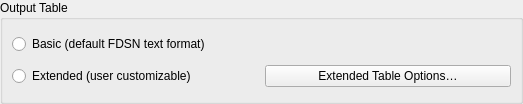
Qt form qquake/ui/table_options_widget_base.ui (INGV/qquake) before a commit.
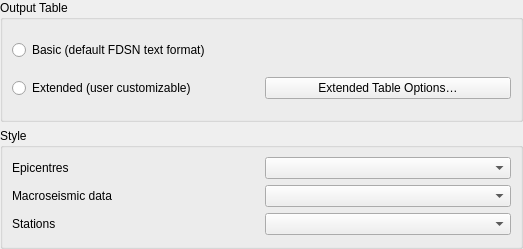
The same form after that commit.

Commit message: Add style combo boxes to output table options widget

```diff
--- a/qquake/ui/table_options_widget_base.ui
+++ b/qquake/ui/table_options_widget_base.ui
@@ -7,7 +7,7 @@
     <x>0</x>
     <y>0</y>
     <width>523</width>
-    <height>104</height>
+    <height>249</height>
    </rect>
   </property>
   <property name="windowTitle">
@@ -56,6 +56,45 @@
      </layout>
     </widget>
    </item>
+   <item row="4" column="0" colspan="2">
+    <widget class="QGroupBox" name="group_style">
+     <property name="title">
+      <string>Style</string>
+     </property>
+     <layout class="QGridLayout" name="gridLayout_2">
+      <item row="0" column="0">
+       <widget class="QLabel" name="label_style_epicentres">
+        <property name="text">
+         <string>Epicentres</string>
+        </property>
+       </widget>
+      </item>
+      <item row="0" column="1">
+       <widget class="QComboBox" name="combo_style_epicentres"/>
+      </item>
+      <item row="1" column="0">
+       <widget class="QLabel" name="label_style_macro">
+        <property name="text">
+         <string>Macroseismic data</string>
+        </property>
+       </widget>
+      </item>
+      <item row="1" column="1">
+       <widget class="QComboBox" name="combo_style_macro"/>
+      </item>
+      <item row="2" column="0">
+       <widget class="QLabel" name="label_style_stations">
+        <property name="text">
+         <string>Stations</string>
+        </property>
+       </widget>
+      </item>
+      <item row="2" column="1">
+       <widget class="QComboBox" name="combo_style_stations"/>
+      </item>
+     </layout>
+    </widget>
+   </item>
   </layout>
  </widget>
  <resources/>
```
The commit also changes 1 other file.
